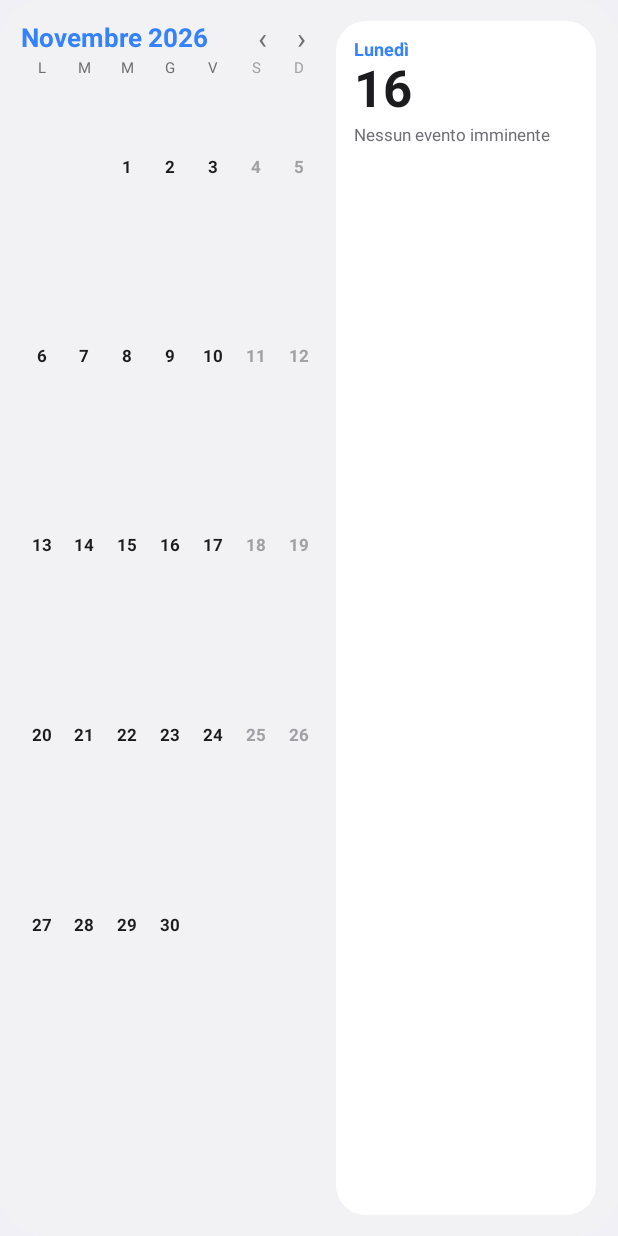
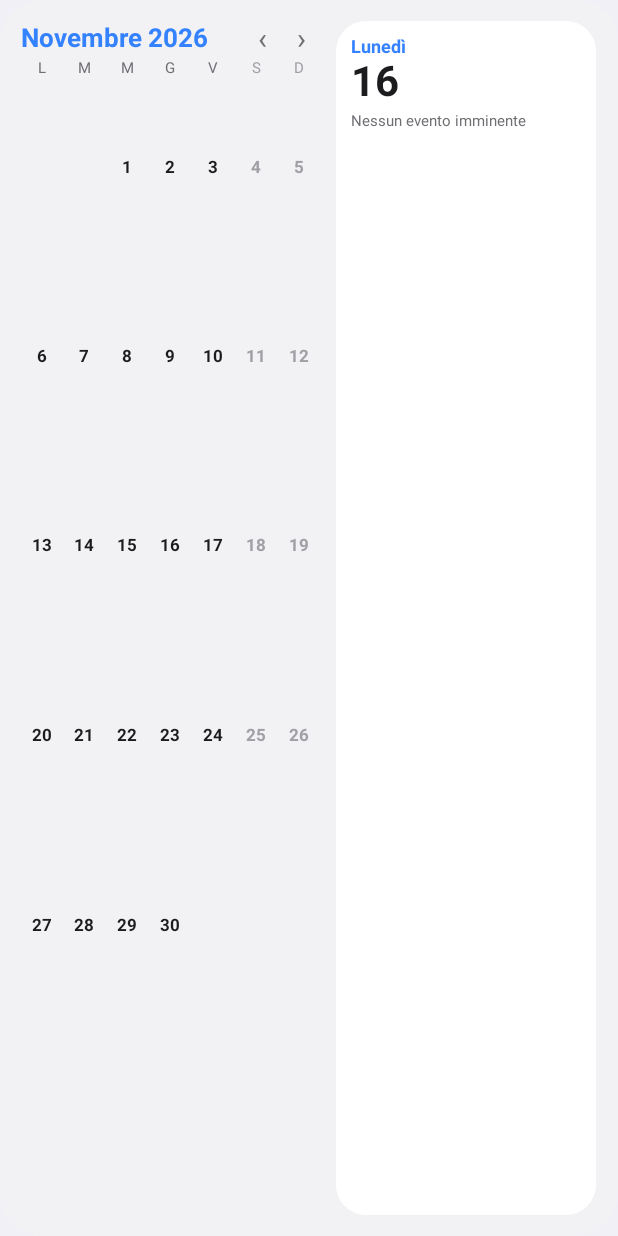
Before and after one commit to damaste/Widget-calendar-Hyperos-Global, an Android app: the layout widget_calendar.xml on its own in the app's theme, with its tools: preview values and no code run, on a phone screen of 412 x 824 dp. Run offline under Robolectric (Android 15) with nearby library versions, the phone set to English and light mode, and no system bars.

Commit message:
Add files via upload

```diff
--- a/app/src/main/res/layout/widget_calendar.xml
+++ b/app/src/main/res/layout/widget_calendar.xml
@@ -504,13 +504,13 @@
         </LinearLayout>
     </LinearLayout>
     <LinearLayout android:id="@+id/panel_right" android:layout_width="0dp" android:layout_height="match_parent" android:layout_marginStart="10dp"
-        android:layout_weight="1" android:background="@drawable/panel_bg" android:orientation="vertical" android:padding="12dp">
+        android:layout_weight="1" android:background="@drawable/panel_bg" android:orientation="vertical" android:padding="10dp">
         <TextView android:id="@+id/tv_weekday" android:layout_width="match_parent" android:layout_height="wrap_content" android:includeFontPadding="false"
             android:singleLine="true" android:text="Lunedì" android:textColor="@color/accent" android:textSize="12sp" android:textStyle="bold" />
         <TextView android:id="@+id/tv_day_num" android:layout_width="match_parent" android:layout_height="wrap_content" android:includeFontPadding="false"
-            android:singleLine="true" android:text="16" android:textColor="@color/text_primary" android:textSize="34sp" android:textStyle="bold" />
+            android:singleLine="true" android:text="16" android:textColor="@color/text_primary" android:textSize="28sp" android:textStyle="bold" />
         <TextView android:id="@+id/tv_events" android:layout_width="match_parent" android:layout_height="0dp" android:layout_marginTop="4dp" android:layout_weight="1"
-            android:ellipsize="end" android:includeFontPadding="false" android:lineSpacingExtra="2dp" android:maxLines="4"
-            android:text="@string/no_events" android:textColor="@color/text_secondary" android:textSize="11sp" />
+            android:ellipsize="end" android:includeFontPadding="false" android:lineSpacingExtra="1dp" android:maxLines="8"
+            android:text="@string/no_events" android:textColor="@color/text_secondary" android:textSize="10sp" />
     </LinearLayout>
 </LinearLayout>
```
Also changed, not shown: app/src/main/res/layout/widget_calendar_sun.xml (+4 -4 lines).
